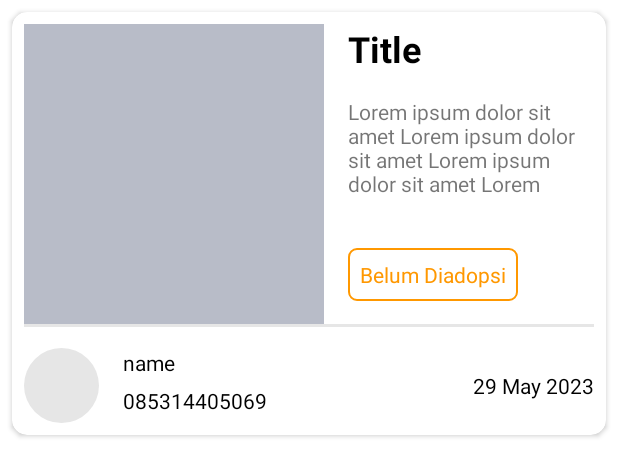
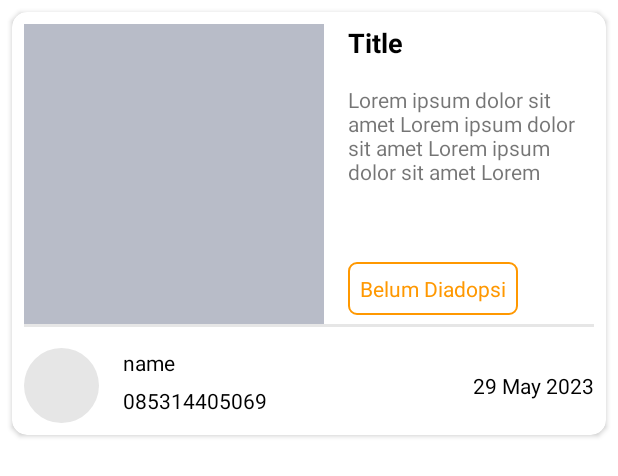
Before and after one commit to rondimarten07/Apps-BaGi, an Android app: the layout layout_myitem.xml on its own in the app's theme, with its tools: preview values and no code run, on a phone screen of 412 x 824 dp. Shown: the top 476 px of the screen. Run offline under Robolectric (Android 15) with nearby library versions, the phone set to English and light mode, and no system bars.

Commit message:
solve all bug and clean unused libraries

```diff
--- a/app/src/main/java/com/rondi/bagiapp/data/repository/ItemsRepository.kt
+++ b/app/src/main/java/com/rondi/bagiapp/data/repository/ItemsRepository.kt
@@ -1,6 +1,5 @@
 package com.rondi.bagiapp.data.repository
 
-import androidx.paging.ExperimentalPagingApi
 import com.rondi.bagiapp.data.datasource.ItemsDataSource
 import com.rondi.bagiapp.data.remote.ApiResponse
 import com.rondi.bagiapp.data.remote.response.*
--- a/app/src/main/java/com/rondi/bagiapp/ui/adapter/MyItemsAdapter.kt
+++ b/app/src/main/java/com/rondi/bagiapp/ui/adapter/MyItemsAdapter.kt
@@ -34,7 +34,7 @@ class MyItemsAdapter(private val myItemList: List<MyItem?>): RecyclerView.Adapte
                 description.text = myItem?.description
                 myItem?.photoUrl?.let { ivItemPhoto.setImageFromUrl(it) }
                 tvItemName.text = myItem?.name
-                tvItemNohp.text = myItem?.name
+                tvItemNohp.text = myItem?.nohp
                 tvItemDate.text = myItem?.createAt?.timeStamptoString()
             }
             itemView.setOnClickListener {
--- a/app/src/main/java/com/rondi/bagiapp/ui/camera/CameraActivity.kt
+++ b/app/src/main/java/com/rondi/bagiapp/ui/camera/CameraActivity.kt
@@ -13,15 +13,11 @@ import androidx.camera.core.ImageCaptureException
 import androidx.camera.core.Preview
 import androidx.camera.lifecycle.ProcessCameraProvider
 import androidx.core.content.ContextCompat
-import androidx.paging.ExperimentalPagingApi
 import com.rondi.bagiapp.R
 import com.rondi.bagiapp.databinding.ActivityCameraBinding
-import com.rondi.bagiapp.ui.profile.UpdateProfile
 import com.rondi.bagiapp.ui.upload.UploadFragment
 import com.rondi.bagiapp.utils.createFile
-import dagger.hilt.android.AndroidEntryPoint
 
-@ExperimentalPagingApi
 class CameraActivity : AppCompatActivity() {
     private lateinit var binding: ActivityCameraBinding
     private var cameraSelector: CameraSelector = CameraSelector.DEFAULT_BACK_CAMERA
--- a/app/src/main/java/com/rondi/bagiapp/ui/myitem/MyItemFragment.kt
+++ b/app/src/main/java/com/rondi/bagiapp/ui/myitem/MyItemFragment.kt
@@ -5,10 +5,8 @@ import androidx.fragment.app.Fragment
 import android.view.LayoutInflater
 import android.view.View
 import android.view.ViewGroup
-import android.widget.Toast
 import androidx.fragment.app.viewModels
 import androidx.lifecycle.lifecycleScope
-import androidx.paging.ExperimentalPagingApi
 import androidx.recyclerview.widget.LinearLayoutManager
 import com.rondi.bagiapp.R
 import com.rondi.bagiapp.data.remote.ApiResponse
@@ -18,7 +16,6 @@ import com.rondi.bagiapp.utils.showToast
 import dagger.hilt.android.AndroidEntryPoint
 import kotlinx.coroutines.launch
 
-@ExperimentalPagingApi
 @AndroidEntryPoint
 class MyItemFragment : Fragment() {
     private var _binding: FragmentMyitemBinding? = null
--- a/app/src/main/java/com/rondi/bagiapp/ui/myitem/MyItemViewModel.kt
+++ b/app/src/main/java/com/rondi/bagiapp/ui/myitem/MyItemViewModel.kt
@@ -4,7 +4,6 @@ import androidx.lifecycle.LiveData
 import androidx.lifecycle.MutableLiveData
 import androidx.lifecycle.ViewModel
 import androidx.lifecycle.viewModelScope
-import androidx.paging.ExperimentalPagingApi
 import com.rondi.bagiapp.data.remote.ApiResponse
 import com.rondi.bagiapp.data.remote.response.MyItemResponse
 import com.rondi.bagiapp.data.repository.AuthRepository
--- a/app/src/main/java/com/rondi/bagiapp/ui/upload/UploadFragment.kt
+++ b/app/src/main/java/com/rondi/bagiapp/ui/upload/UploadFragment.kt
@@ -23,7 +23,6 @@ import androidx.core.content.ContextCompat
 import androidx.fragment.app.viewModels
 import androidx.lifecycle.lifecycleScope
 import androidx.navigation.Navigation
-import androidx.paging.ExperimentalPagingApi
 import com.rondi.bagiapp.R
 import com.rondi.bagiapp.data.remote.ApiResponse
 import com.rondi.bagiapp.databinding.FragmentUploadBinding
@@ -48,7 +47,6 @@ import kotlin.math.min
 
 @Suppress("DEPRECATION")
 @AndroidEntryPoint
-@ExperimentalPagingApi
 class UploadFragment : Fragment() {
     private var _binding: FragmentUploadBinding? = null
     private val binding get() = _binding!!
--- a/app/src/main/java/com/rondi/bagiapp/ui/upload/UploadViewModel.kt
+++ b/app/src/main/java/com/rondi/bagiapp/ui/upload/UploadViewModel.kt
@@ -3,7 +3,6 @@ package com.rondi.bagiapp.ui.upload
 import androidx.lifecycle.MutableLiveData
 import androidx.lifecycle.ViewModel
 import androidx.lifecycle.viewModelScope
-import androidx.paging.ExperimentalPagingApi
 import com.rondi.bagiapp.data.remote.ApiResponse
 import com.rondi.bagiapp.data.remote.response.UploadItemsResponse
 import com.rondi.bagiapp.data.repository.AuthRepository
@@ -16,7 +15,6 @@ import okhttp3.RequestBody
 import javax.inject.Inject
 
 @HiltViewModel
-@ExperimentalPagingApi
 class UploadViewModel @Inject constructor(
     private val authRepository: AuthRepository,
     private val itemsRepository: ItemsRepository
--- a/app/src/main/res/layout/layout_myitem.xml
+++ b/app/src/main/res/layout/layout_myitem.xml
@@ -24,13 +24,15 @@
 
         <TextView
             android:id="@+id/title"
-            android:layout_width="wrap_content"
+            android:layout_width="0dp"
             android:layout_height="wrap_content"
             app:layout_constraintStart_toEndOf="@id/iv_myitem"
             android:layout_marginStart="@dimen/dimen_16dp"
             app:layout_constraintTop_toTopOf="parent"
+            app:layout_constraintEnd_toEndOf="parent"
+            android:maxLines="2"
             tools:text="Title"
-            android:textSize="@dimen/dimen_24sp"
+            android:textSize="18sp"
             android:textStyle="bold"
             android:textColor="@color/black"/>
 
@@ -56,8 +58,8 @@
             android:layout_marginTop="@dimen/dimen_16dp"
             android:padding="8dp"
             android:textColor="#FF9800"
-            app:layout_constraintBottom_toBottomOf="@id/garis"
-            app:layout_constraintTop_toBottomOf="@id/description"/>
+            android:layout_marginBottom="@dimen/dimen_8dp"
+            app:layout_constraintBottom_toBottomOf="@id/garis" />
 
         <View
             android:id="@+id/garis"
--- a/app/src/main/res/values/strings.xml
+++ b/app/src/main/res/values/strings.xml
@@ -114,4 +114,7 @@
     <string name="your_item">this item is yours</string>
     <string name="description_error">Descriptions cannot be longer than 255 characters</string>
     <string name="message_wa_notfound">WhatsApp number not found</string>
+    <string name="message_email_emphty">Email cannot be empty</string>
+    <string name="message_pw_empghty">Password cannot be emphty</string>
+    <string name="message_register_emphty">all data must be filled in</string>
 </resources>
```
Also changed, not shown: app/build.gradle (+1 -10 lines), app/src/main/java/com/rondi/bagiapp/ui/login/LoginFragment.kt (+10 -0 lines), app/src/main/java/com/rondi/bagiapp/ui/register/RegisterFragment.kt (+14 -5 lines), 1 other file.
